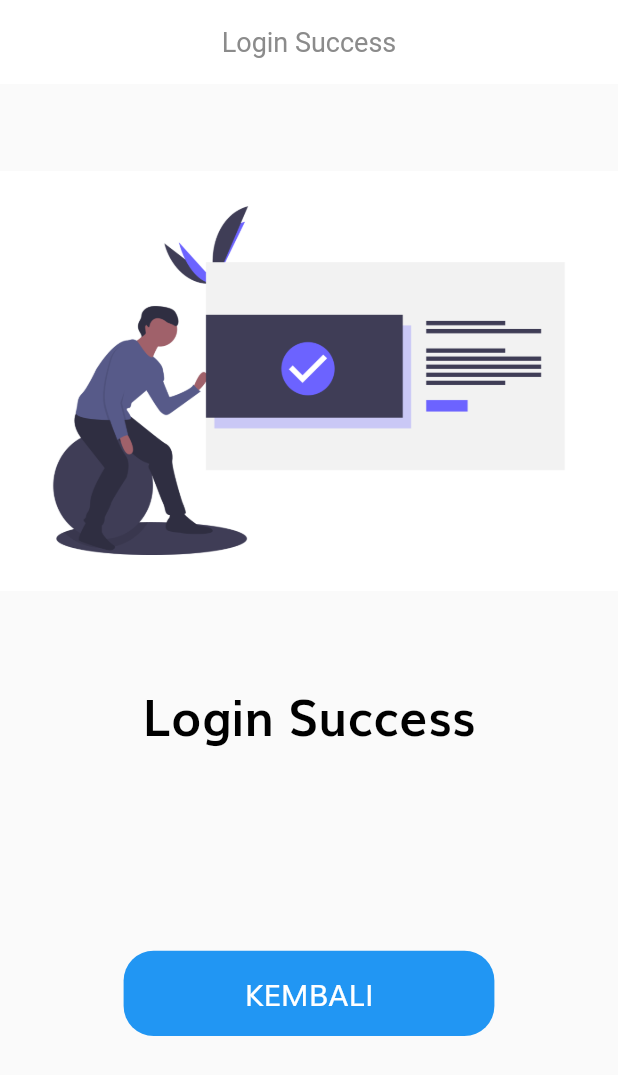
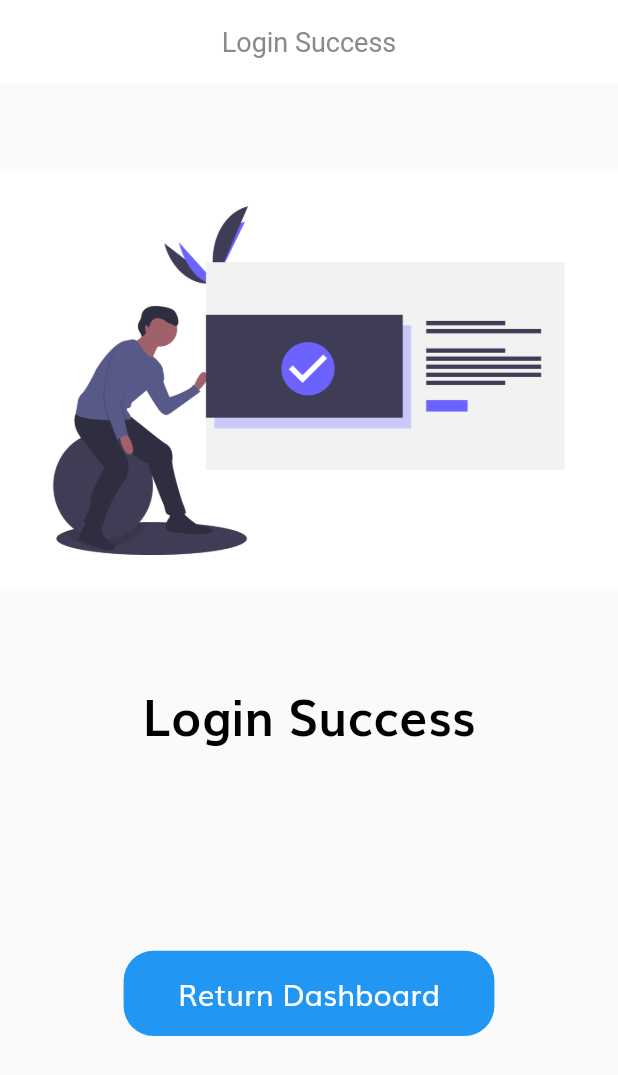
Before and after one commit to artdengun/Aplikasi_DemenBelanja, a Flutter app: the LoginSuccesScreen screen opened by its route, on a phone screen of 412 x 824 dp. Shown: the top 1075 px of the screen. Run offline on Flutter 3.47's test engine with Material 2 defaults, Android fonts, the phone set to English and light mode, and no system bars; our stand-ins replace flutter_svg.

Commit message:
add Dashboard

```diff
--- a/lib/routes.dart
+++ b/lib/routes.dart
@@ -1,4 +1,6 @@
+import 'package:desain_awal/screens/Dashboard/dashboard_menu_screen.dart';
 import 'package:desain_awal/screens/Sign_in/sign_in.dart';
+import 'package:desain_awal/screens/Sign_up/Sign_Up_Screen.dart';
 import 'package:desain_awal/screens/forgot_password/forgot_password.dart';
 import 'package:desain_awal/screens/login_succes/login_succes_screen.dart';
 import 'package:desain_awal/screens/splash/splash_screen.dart';
@@ -12,4 +14,6 @@ final Map<String, WidgetBuilder> routes = {
   SignInScreen.routeName: (context) => SignInScreen(),
   ForgotPasswordScreen.routeName: (context) => ForgotPasswordScreen(),
   LoginSuccesScreen.routeName: (context) => LoginSuccesScreen(),
+  SignUpScreen.routeName: (context) => SignUpScreen(),
+  DashboardMenuScreen.routeName: (context) => DashboardMenuScreen(),
 };
--- /dev/null
+++ b/lib/screens/Dashboard/component/body.dart
@@ -0,0 +1,8 @@
+import 'package:flutter/material.dart';
+
+class Body extends StatelessWidget {
+  @override
+  Widget build(BuildContext context) {
+    return Container();
+  }
+}
--- /dev/null
+++ b/lib/screens/Dashboard/dashboard_menu_screen.dart
@@ -0,0 +1,17 @@
+import 'package:desain_awal/screens/Dashboard/component/body.dart';
+import 'package:flutter/material.dart';
+
+class DashboardMenuScreen extends StatelessWidget {
+  const DashboardMenuScreen({Key key}) : super(key: key);
+  static String routeName = "/dashboard";
+
+  @override
+  Widget build(BuildContext context) {
+    return Scaffold(
+      appBar: AppBar(
+        title: Text("DASHBOARD"),
+      ),
+      body: Body(),
+    );
+  }
+}
--- /dev/null
+++ b/lib/screens/Sign_up/component/body.dart
@@ -0,0 +1,8 @@
+import 'package:flutter/material.dart';
+
+class Body extends StatelessWidget {
+  @override
+  Widget build(BuildContext context) {
+    return Container();
+  }
+}
--- a/lib/screens/login_succes/component/body.dart
+++ b/lib/screens/login_succes/component/body.dart
@@ -1,5 +1,5 @@
 import 'package:desain_awal/components/default_button.dart';
-import 'package:desain_awal/screens/Sign_in/sign_in.dart';
+import 'package:desain_awal/screens/Dashboard/dashboard_menu_screen.dart';
 import 'package:desain_awal/size_config.dart';
 import 'package:flutter/material.dart';
 
@@ -25,9 +25,9 @@ class Body extends StatelessWidget {
         SizedBox(
           width: SizeConfig.screenWidth * 0.6,
           child: DefaultButton(
-            text: "KEMBALI",
+            text: "Return Dashboard",
             press: () {
-              Navigator.pushNamed(context, SignInScreen.routeName);
+              Navigator.popAndPushNamed(context, DashboardMenuScreen.routeName);
             },
           ),
         ),
```
Also changed, not shown: lib/components/no_Account_Text.dart (+16 -5 lines), lib/screens/Sign_up/Sign_Up_Screen.dart (added, +15 -0 lines).
